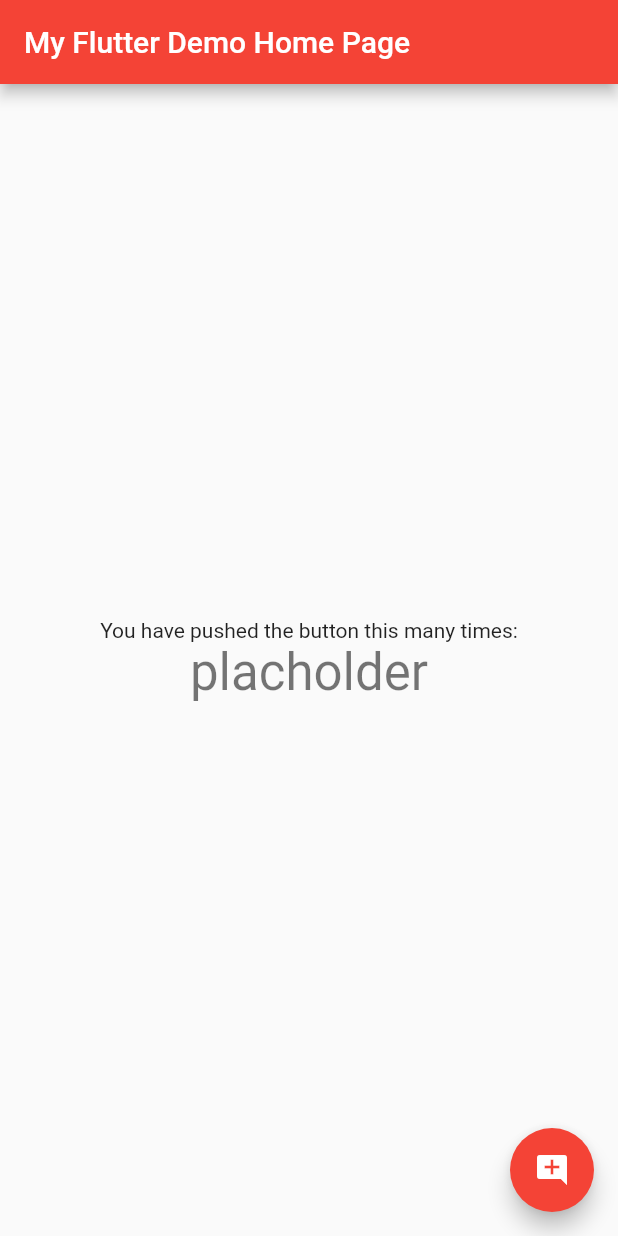
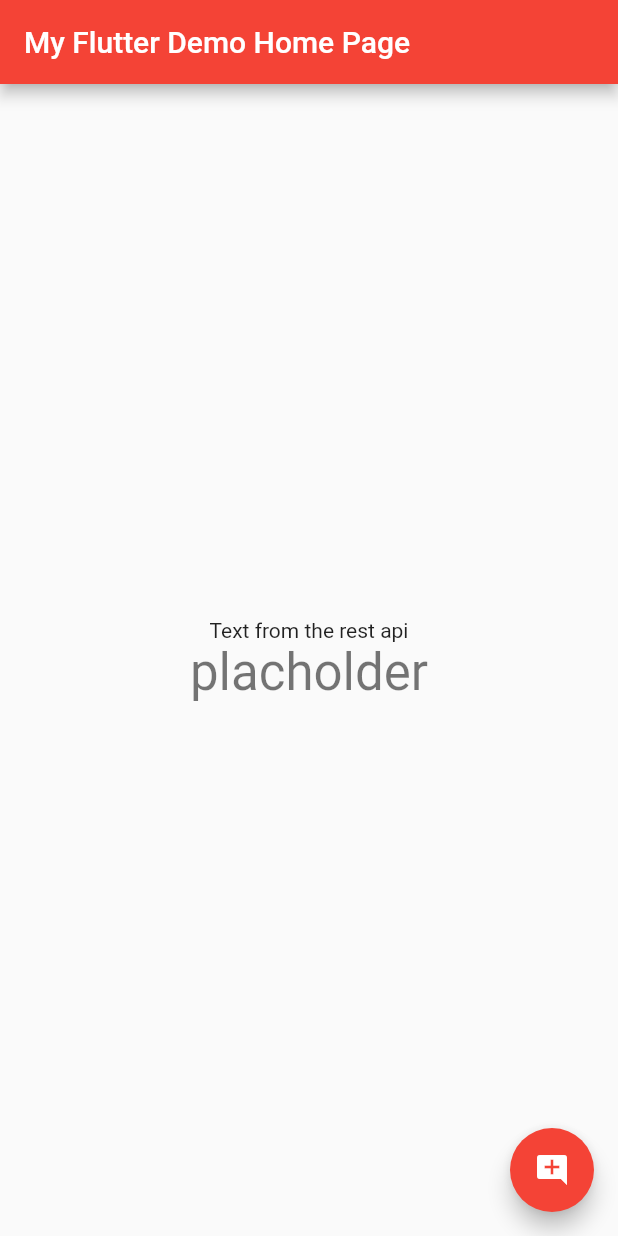
Before and after one commit to calicoquito/attraction_info, a Flutter app: the screen it shows after launch, after a tap on the "add comment" icon, on a phone screen of 412 x 824 dp. Run offline on Flutter 3.47's test engine with Material 2 defaults, Android fonts, the phone set to English and light mode, and no system bars; network calls fail.

Commit message:
Update main.dart
display to screen from api

```diff
--- a/lib/main.dart
+++ b/lib/main.dart
@@ -60,13 +60,33 @@ class _MyHomePageState extends State<MyHomePage> {
       }
 
       );
+      // http.Response response2 = await http.get(
 
+      // Uri.encodeFull("https://raw.githubusercontent.com/arawakcaribbean/insomia_profile/master/arawak_insomia_profile.json"),
+      // headers: {
+      //   "Accept": "application/json"
+      // }
 
+      // );
 
   List data = jsonDecode(response.body);
+  setState(() {
+      _mytitle = data[rng.nextInt(5)]["title"];
+    });
+   print(_mytitle);
+  }
 
-   _mytitle = data[rng.nextInt(5)]["title"];
-   print(_mytitle);
+  int _counter = 0;
+  void _incrementCounter() {
+    setState(() {
+      // This call to setState tells the Flutter framework that something has
+      // changed in this State, which causes it to rerun the build method below
+      // so that the display can reflect the updated values. If we changed
+      // _counter without calling setState(), then the build method would not be
+      // called again, and so nothing would appear to happen.
+      _counter++;
+
+    });
   }
 
   @override
@@ -105,10 +125,10 @@ class _MyHomePageState extends State<MyHomePage> {
           mainAxisAlignment: MainAxisAlignment.center,
           children: <Widget>[
             Text(
-              'You have pushed the button this many times:',
+              'Text from the rest api',
             ),
             Text(
-              '$_mytitle',
+              _mytitle,
               style: Theme.of(context).textTheme.display1,
             ),
           ],
```
